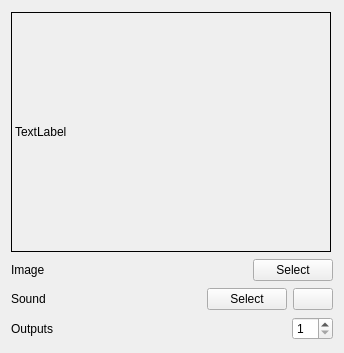
The window that story-editor/src/media-node.ui (arabine/open-story-teller) describes before a commit, drawn with Qt 5.
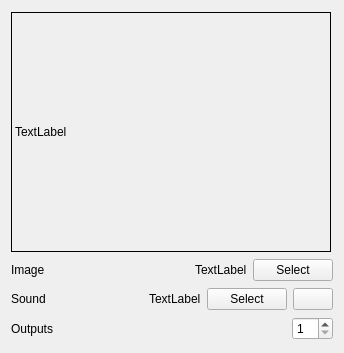
The same window after the commit. Icons and pictures are not drawn.

Commit message: Vitepress: try language, add image chooser for media node

```diff
--- a/story-editor/src/media-node.ui
+++ b/story-editor/src/media-node.ui
@@ -58,6 +58,13 @@
        </property>
       </spacer>
      </item>
+     <item>
+      <widget class="QLabel" name="label_4">
+       <property name="text">
+        <string>TextLabel</string>
+       </property>
+      </widget>
+     </item>
      <item>
       <widget class="QPushButton" name="selectImageButton">
        <property name="text">
@@ -89,6 +96,13 @@
        </property>
       </spacer>
      </item>
+     <item>
+      <widget class="QLabel" name="label_5">
+       <property name="text">
+        <string>TextLabel</string>
+       </property>
+      </widget>
+     </item>
      <item>
       <widget class="QPushButton" name="selectSoundButton">
        <property name="text">
```
The commit also changes 17 other files.
